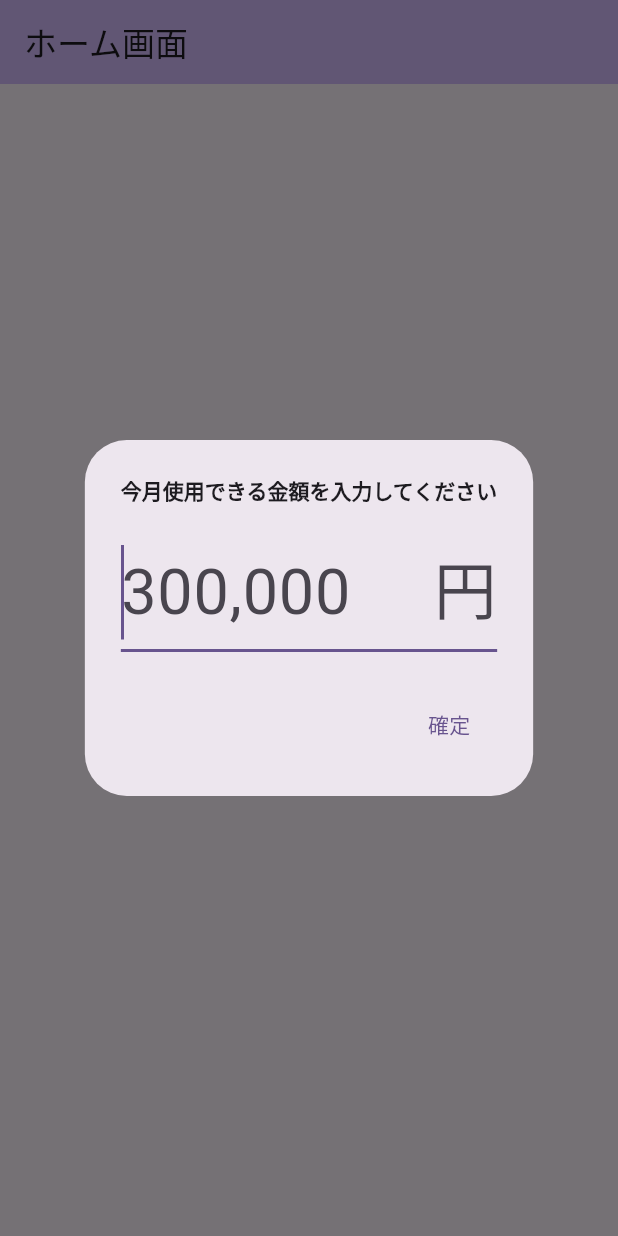
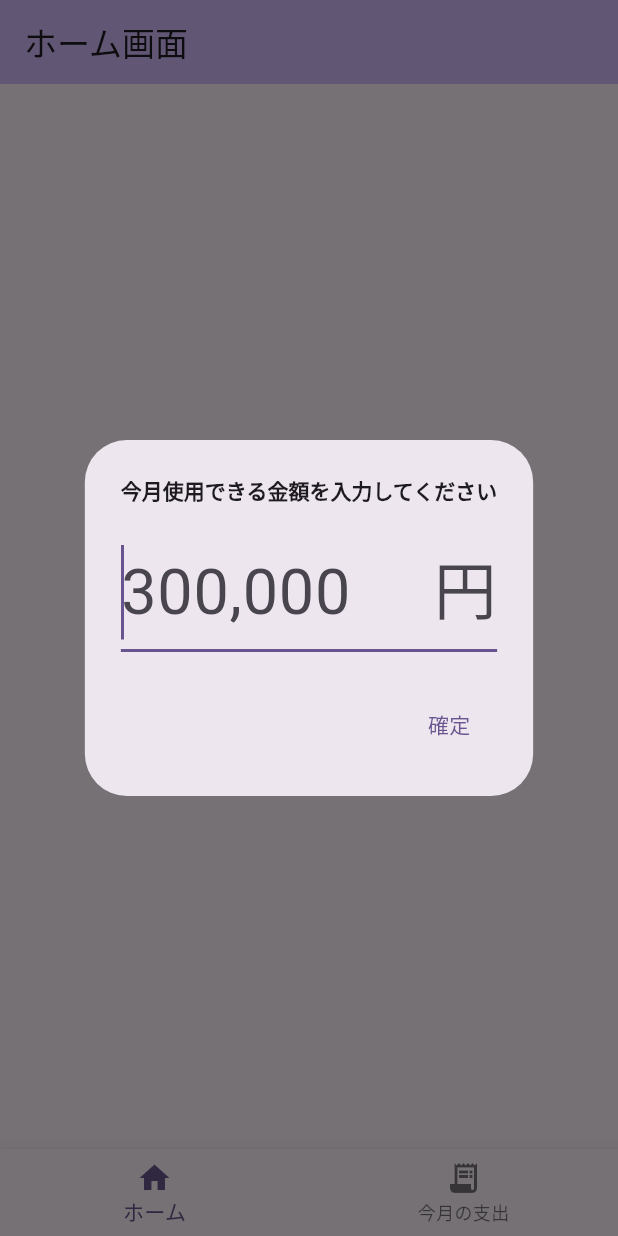
Before and after one commit to Ru2Lu/daily_spend_tracker, a Flutter app: the screen it shows after launch, on a phone screen of 412 x 824 dp. Run offline on Flutter 3.47's test engine with Material 3 defaults, Android fonts, the phone set to English and light mode, and no system bars; our stand-ins replace flutter_riverpod, isar, riverpod_annotation; accounts and stored records are empty; generated files the repository leaves out were written again.

Commit message:
今月の支出一覧画面へ遷移するタブを追加

```diff
--- a/lib/main.dart
+++ b/lib/main.dart
@@ -1,3 +1,5 @@
+import 'package:daily_spend_tracker/providers/index_bottom_navbar_provider.dart';
+import 'package:daily_spend_tracker/screens/expense_list_screen.dart';
 import 'package:daily_spend_tracker/screens/home_screen.dart';
 import 'package:flutter/material.dart';
 import 'package:flutter_riverpod/flutter_riverpod.dart';
@@ -10,20 +12,47 @@ void main() {
   );
 }
 
-class MyApp extends StatelessWidget {
+class MyApp extends ConsumerWidget {
   const MyApp({
     super.key,
   });
 
   @override
-  Widget build(BuildContext context) {
+  Widget build(BuildContext context, WidgetRef ref) {
+    final screens = [
+      const HomeScreen(),
+      const ExpenseListScreen(),
+    ];
+
+    final indexBottomNavbar = ref.watch(indexBottomNavbarProvider);
+
     return MaterialApp(
       title: '毎日収支管理',
       theme: ThemeData(
         colorScheme: ColorScheme.fromSeed(seedColor: Colors.deepPurple),
         useMaterial3: true,
       ),
-      home: const HomeScreen(),
+      home: Scaffold(
+        bottomNavigationBar: BottomNavigationBar(
+          currentIndex: indexBottomNavbar,
+          items: const [
+            BottomNavigationBarItem(
+              icon: Icon(Icons.home),
+              label: 'ホーム',
+            ),
+            BottomNavigationBarItem(
+              icon: Icon(Icons.receipt_long),
+              label: '今月の支出',
+            ),
+          ],
+          onTap: (value) {
+            ref
+                .read(indexBottomNavbarProvider.notifier)
+                .setIndexBottomNavbar(value);
+          },
+        ),
+        body: screens[indexBottomNavbar],
+      ),
     );
   }
 }
```
Also changed, not shown: lib/providers/index_bottom_navbar_provider.dart (added, +13 -0 lines), lib/screens/expense_list_screen.dart (added, +21 -0 lines), lib/providers/index_bottom_navbar_provider.g.dart (added).
